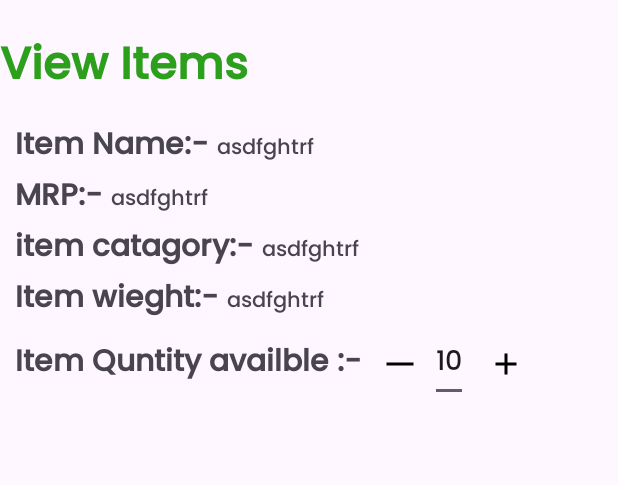
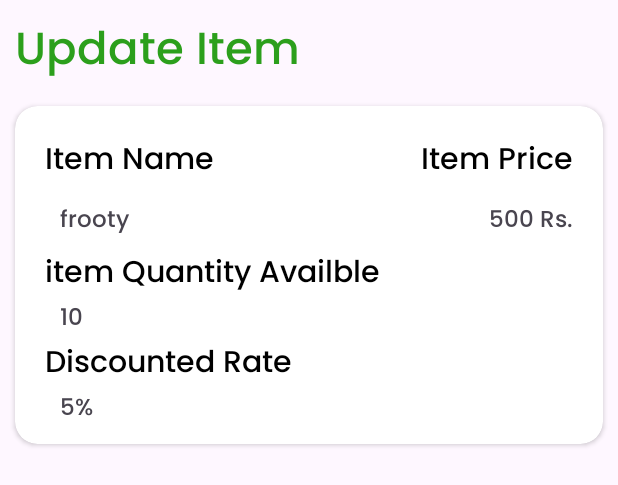
Before and after one commit to susheel-ui/Bill_Gernator, an Android app: the layout activity_view_item.xml on its own in the app's theme, with its tools: preview values and no code run, on a phone screen of 412 x 824 dp. Shown: the top 485 px of the screen. Run offline under Robolectric (Android 15) with nearby library versions, the phone set to English and light mode, and no system bars.

Commit message:
update item page ui changes

```diff
--- a/app/src/main/java/com/example/bill_genrating_app/Roomdb/DAO/ItemDao.kt
+++ b/app/src/main/java/com/example/bill_genrating_app/Roomdb/DAO/ItemDao.kt
@@ -22,4 +22,8 @@ interface itemDao {
 
         @Query("SELECT * FROM ITEMS WHERE Name Like '%'||:str||'%'" )
          fun getByname(str:String):List<items>
+
+         //Update the item by id
+         @Query("UPDATE ITEMS SET stockQuantity = :stockQuantity where BarcodeId=(:barcodeId);")
+         fun updateItemsQuantity(stockQuantity:Long,barcodeId: Long)
 }
--- a/app/src/main/java/com/example/bill_genrating_app/ViewItemActivity.kt
+++ b/app/src/main/java/com/example/bill_genrating_app/ViewItemActivity.kt
@@ -1,13 +1,11 @@
 package com.example.bill_genrating_app
 
-import android.content.Intent
 import android.os.Bundle
 import androidx.activity.enableEdgeToEdge
 import androidx.appcompat.app.AppCompatActivity
 import androidx.core.view.ViewCompat
 import androidx.core.view.WindowInsetsCompat
 import androidx.room.Room
-import androidx.room.RoomDatabase
 import com.example.bill_genrating_app.Roomdb.DBHelper
 import com.example.bill_genrating_app.Roomdb.entities.items
 import com.example.bill_genrating_app.databinding.ActivityViewItemBinding
@@ -34,24 +32,42 @@ class ViewItemActivity : AppCompatActivity() {
         //this is for only test purpose
 
         val item = barcodeid?.let { fetchData(it.toLong()) }
-        thisPageBinding.itemname.text = item?.Name.toString()
-        thisPageBinding.itemMRP.text = item?.MRP.toString()
-        thisPageBinding.itemWeight.text = item?.weight.toString().plus(item?.weightType.toString())
-        thisPageBinding.itemCatagory.text = item?.Type.toString()
-        thisPageBinding.itemQuntity.setText(item?.stockQuantity.toString())
+        thisPageBinding.itemName.text = item?.Name.toString()
+        thisPageBinding.itemMRP.text = item?.MRP.toString().plus(" Rs.")
+//        thisPageBinding?.text = item?.weight.toString().plus(item?.weightType.toString())
+//        thisPageBinding.itemCatagory.text = item?.Type.toString()
+        thisPageBinding.Qunatity.setText(item?.stockQuantity.toString())
+        thisPageBinding.DiscountedRate.text = item?.discountRate.toString()
 
-        thisPageBinding.btnminus.setOnClickListener {
-            var Quntity = thisPageBinding.itemQuntity.text.toString().toLong()
-            if(Quntity.toInt() != 0){
-                Quntity -= 1;
-            }
-            thisPageBinding.itemQuntity.setText(Quntity.toString())
-        }
-        thisPageBinding.btnadd.setOnClickListener {
-            var Quntity = thisPageBinding.itemQuntity.text.toString().toLong()
-            thisPageBinding.itemQuntity.setText((Quntity + 1).toString())
-        }
+//        thisPageBinding.btnminus.setOnClickListener {
+//            var Quntity = thisPageBinding.itemQuntity.text.toString().toLong()
+//            if(Quntity.toInt() != 0){
+//                Quntity -= 1;
+//            }
+//            thisPageBinding.itemQuntity.setText(Quntity.toString())
+//        }
+//        thisPageBinding.btnadd.setOnClickListener {
+//            var Quntity = thisPageBinding.itemQuntity.text.toString().toLong()
+//            thisPageBinding.itemQuntity.setText((Quntity + 1).toString())
+//        }
+//        thisPageBinding.btnUpdate.setOnClickListener {
+//         //TODO:: update the item in database
+//            val quntity = thisPageBinding.itemQuntity.text.toString().toLong()
+//            val id = item?.BarcodeId
+//            if (id != null) {
+//                updateitem(id,quntity)
+//            }
+//
+//        }
+//        thisPageBinding.btncancel.setOnClickListener {
+//            //TODO:: cancel the item in database
+//            finish()
+//        }
 
+    }
+    fun updateitem(id:Long,quntity:Long){
+        val db  = fetchDb()
+        db.itemDao().updateItemsQuantity(quntity,id)
     }
     public fun fetchDb():DBHelper{
         val db = Room.databaseBuilder(
--- a/app/src/main/res/layout/activity_view_item.xml
+++ b/app/src/main/res/layout/activity_view_item.xml
@@ -6,160 +6,127 @@
     android:layout_width="match_parent"
     android:layout_height="match_parent"
     tools:context=".ViewItemActivity">
-
 <TextView
-        android:id="@+id/tagpagename"
+    android:id="@+id/pageupdateTag"
     android:layout_width="wrap_content"
     android:layout_height="wrap_content"
-        android:text="View Items"
+    android:text="Update Item"
     android:textSize="30dp"
-        android:fontFamily="@font/poppins_black"
-        android:textStyle="bold"
     android:textColor="@color/green"
+    android:layout_margin="10dp"
     app:layout_constraintStart_toStartOf="parent"
     app:layout_constraintTop_toTopOf="parent"
-        android:layout_marginTop="20dp"
     />
-
-    <RelativeLayout
+    <androidx.cardview.widget.CardView
         android:layout_width="match_parent"
         android:layout_height="wrap_content"
         app:layout_constraintStart_toStartOf="parent"
-        app:layout_constraintTop_toBottomOf="@id/tagpagename"
+        app:layout_constraintEnd_toEndOf="parent"
+        app:layout_constraintTop_toBottomOf="@id/pageupdateTag"
+        android:layout_margin="10dp"
+        app:cardCornerRadius="15dp"
+        >
+       <RelativeLayout
+           android:layout_width="match_parent"
+           android:layout_height="match_parent"
            android:padding="10dp"
            >
-        <LinearLayout
+           <TextView
+               android:id="@+id/itemNameTag"
                android:layout_width="wrap_content"
                android:layout_height="wrap_content"
-            android:orientation="vertical"
+               android:text="Item Name"
+               android:textSize="20dp"
+               android:textColor="@color/black"
+               android:layout_margin="10dp"
+               android:fontFamily="@font/poppins_regular"
                android:layout_alignParentTop="true"
                android:layout_alignParentStart="true"
-            >
-        <LinearLayout
+               />
+
+           <TextView
+               android:id="@+id/itemName"
+               android:layout_width="200dp"
+               android:layout_height="wrap_content"
+               android:layout_below="@id/itemNameTag"
+               android:layout_alignLeft="@id/itemNameTag"
+               android:layout_marginLeft="10dp"
+               android:fontFamily="@font/poppins_regular"
+               android:text="frooty"
+               android:textSize="15sp"
+               />
+           <TextView
+               android:id="@+id/itemMRPTag"
                android:layout_width="wrap_content"
                android:layout_height="wrap_content"
-            android:orientation="horizontal"
-            >
-            <TextView
-                android:layout_width="wrap_content"
-                android:layout_height="wrap_content"
-                android:text="Item Name:-"
+               android:layout_alignParentEnd="true"
+               android:layout_alignParentTop="true"
+               android:text="Item Price"
                android:textSize="20dp"
-                android:fontFamily="@font/poppins_black"
-                android:textStyle="bold"
-                />
-            <TextView
-                android:id="@+id/itemname"
-                android:layout_width="wrap_content"
-                android:layout_height="wrap_content"
-                android:text="asdfghtrf"
-                android:layout_marginLeft="5dp"
-
-                />
-        </LinearLayout>
-            <LinearLayout
-                android:layout_width="wrap_content"
-                android:layout_height="wrap_content"
-                android:orientation="horizontal"
-                >
-                <TextView
-                    android:layout_width="wrap_content"
-                    android:layout_height="wrap_content"
-                    android:text="MRP:-"
-                    android:textSize="20dp"
-                    android:fontFamily="@font/poppins_black"
-                    android:textStyle="bold"
+               android:textColor="@color/black"
+               android:layout_margin="10dp"
+               android:fontFamily="@font/poppins_regular"
                />
            <TextView
                android:id="@+id/itemMRP"
                android:layout_width="wrap_content"
                android:layout_height="wrap_content"
-                    android:text="asdfghtrf"
-                    android:layout_marginLeft="5dp"
+               android:layout_below="@id/itemMRPTag"
+               android:layout_alignRight="@id/itemMRPTag"
+               android:layout_marginLeft="10dp"
+               android:fontFamily="@font/poppins_regular"
+               android:text="500 Rs."
+               android:textSize="15sp"
                />
-            </LinearLayout><LinearLayout
+
+           <TextView
+               android:id="@+id/QunatityTag"
                android:layout_width="wrap_content"
                android:layout_height="wrap_content"
-            android:orientation="horizontal"
-            >
+               android:text="item Quantity Availble"
+               android:layout_below="@id/itemName"
+               android:layout_alignStart="@id/itemNameTag"
+               android:textSize="20dp"
+               android:layout_marginTop="5dp"
+               android:textColor="@color/black"
+               android:fontFamily="@font/poppins_regular"
+               />
            <TextView
+               android:id="@+id/Qunatity"
                android:layout_width="wrap_content"
                android:layout_height="wrap_content"
-                android:text="item catagory:-"
+               android:layout_below="@id/QunatityTag"
+               android:layout_alignStart="@id/itemName"
+               android:text="10"
+               android:textSize="15sp"
+               android:fontFamily="@font/poppins_regular"
+
+               />
+
+           <TextView
+               android:id="@+id/DiscountedRateTag"
+               android:layout_width="wrap_content"
+               android:layout_height="wrap_content"
+               android:text="Discounted Rate"
+               android:layout_below="@id/Qunatity"
+               android:layout_alignStart="@id/QunatityTag"
                android:textSize="20dp"
-                android:fontFamily="@font/poppins_black"
-                android:textStyle="bold"
+               android:textColor="@color/black"
+               android:fontFamily="@font/poppins_regular"
                />
            <TextView
-                android:id="@+id/itemCatagory"
+               android:id="@+id/DiscountedRate"
                android:layout_width="wrap_content"
                android:layout_height="wrap_content"
-                android:text="asdfghtrf"
-                android:layout_marginLeft="5dp"
-                />
-        </LinearLayout>
-            <LinearLayout
-                android:layout_width="wrap_content"
-                android:layout_height="wrap_content"
-                android:orientation="horizontal"
-                >
-                <TextView
-                    android:layout_width="wrap_content"
-                    android:layout_height="wrap_content"
-                    android:text="Item wieght:-"
-                    android:textSize="20dp"
-                    android:fontFamily="@font/poppins_black"
-                    android:textStyle="bold"
-                    />
-                <TextView
-                    android:id="@+id/itemWeight"
-                    android:layout_width="wrap_content"
-                    android:layout_height="wrap_content"
-                    android:text="asdfghtrf"
-                    android:layout_marginLeft="5dp"
-                    />
-            </LinearLayout>
-            <LinearLayout
-                android:layout_width="wrap_content"
-                android:layout_height="wrap_content"
-                android:orientation="horizontal"
-                android:gravity="center"
-                >
-                <TextView
-                    android:layout_width="wrap_content"
-                    android:layout_height="wrap_content"
-                    android:text="Item Quntity availble :-"
-                    android:textSize="20dp"
-                    android:fontFamily="@font/poppins_black"
-                    android:textStyle="bold"
+               android:layout_below="@id/DiscountedRateTag"
+               android:layout_alignStart="@id/Qunatity"
+               android:text="5%"
+               android:textSize="15sp"
+               android:fontFamily="@font/poppins_regular"
                />
 
-                <ImageButton
-                    android:id="@+id/btnminus"
-                    android:layout_width="30dp"
-                    android:layout_height="30dp"
-                    android:src="@drawable/icon_remove_substract"
-                    android:background="@android:color/transparent"
-                    android:layout_marginLeft="10dp"
-                    />
+       </RelativeLayout>
+    </androidx.cardview.widget.CardView>
 
-                <EditText
-                    android:id="@+id/itemQuntity"
-                    android:layout_width="wrap_content"
-                    android:layout_height="wrap_content"
-                    android:layout_marginLeft="5dp"
-                    android:text="10"/>
-                <ImageButton
-                    android:id="@+id/btnadd"
-                    android:layout_width="30dp"
-                    android:layout_height="30dp"
-                    android:src="@drawable/baseline_add_24"
-                    android:background="@android:color/transparent"
-                    android:layout_marginLeft="10dp"
-                    />
-            </LinearLayout>
-        </LinearLayout>
-
-    </RelativeLayout>
 
 </androidx.constraintlayout.widget.ConstraintLayout>
```
Lines whose indentation alone changed are shown as unchanged.
